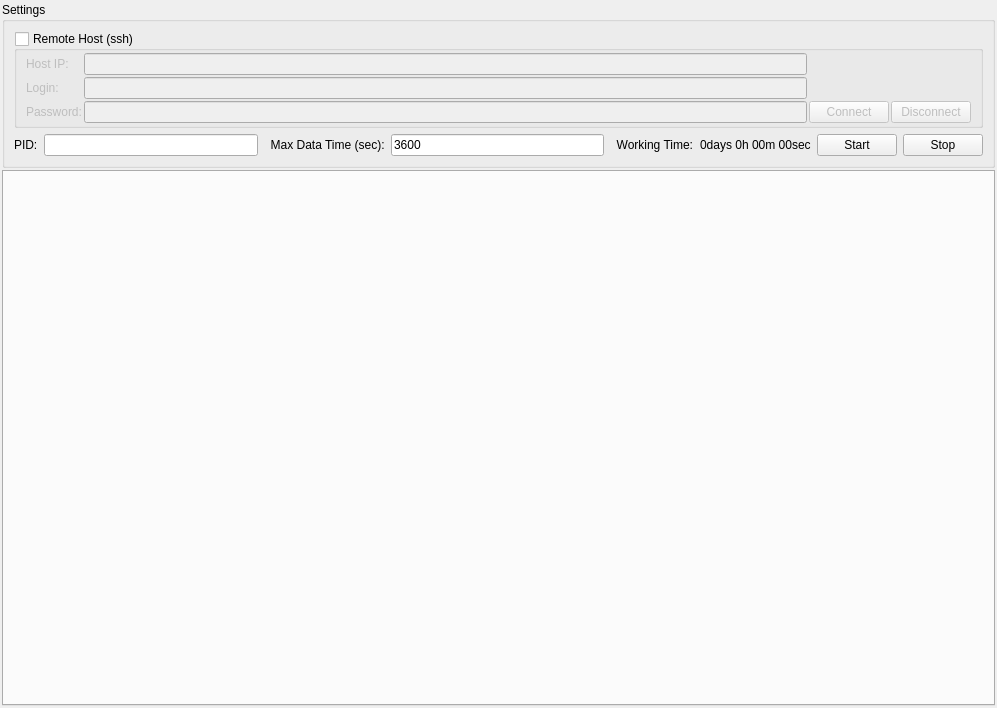
The window that MainWindow.ui (AnthonySnow887/application-status-monitor) describes before a commit, drawn with Qt 5.
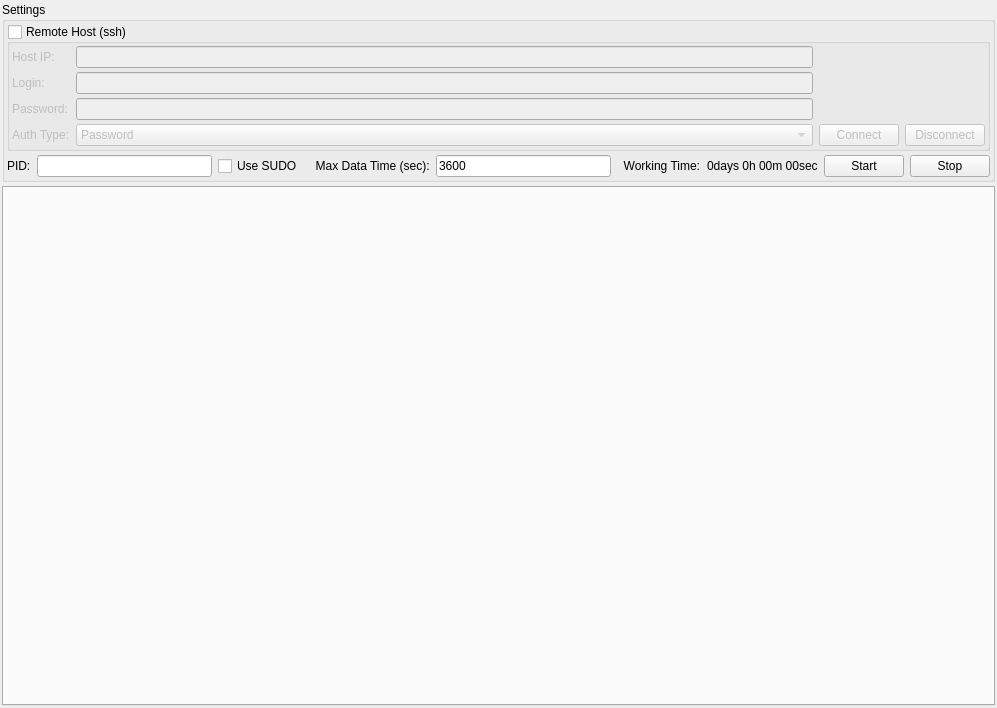
The same window after the commit.

Commit message: Add SSH Auth Types; Add Use SUDO

The edit to the form file:
```diff
--- a/MainWindow.ui
+++ b/MainWindow.ui
@@ -27,22 +27,37 @@
     <property name="bottomMargin">
      <number>2</number>
     </property>
-    <property name="spacing">
-     <number>2</number>
+    <property name="verticalSpacing">
+     <number>4</number>
     </property>
     <item row="0" column="0">
      <widget class="QGroupBox" name="groupBox">
       <property name="maximumSize">
        <size>
         <width>16777215</width>
-        <height>220</height>
+        <height>250</height>
        </size>
       </property>
       <property name="title">
        <string>Settings</string>
       </property>
       <layout class="QGridLayout" name="gridLayout_2">
-       <item row="0" column="0" colspan="8">
+       <property name="leftMargin">
+        <number>2</number>
+       </property>
+       <property name="topMargin">
+        <number>2</number>
+       </property>
+       <property name="rightMargin">
+        <number>2</number>
+       </property>
+       <property name="bottomMargin">
+        <number>2</number>
+       </property>
+       <property name="verticalSpacing">
+        <number>4</number>
+       </property>
+       <item row="0" column="0" colspan="9">
         <widget class="QGroupBox" name="groupBoxRemoteHost">
          <property name="title">
           <string>Remote Host (ssh)</string>
@@ -55,19 +70,22 @@
          </property>
          <layout class="QGridLayout" name="gridLayout">
           <property name="leftMargin">
-           <number>9</number>
+           <number>2</number>
           </property>
           <property name="topMargin">
            <number>2</number>
           </property>
           <property name="rightMargin">
-           <number>9</number>
+           <number>2</number>
           </property>
           <property name="bottomMargin">
            <number>2</number>
           </property>
-          <property name="spacing">
-           <number>2</number>
+          <property name="horizontalSpacing">
+           <number>6</number>
+          </property>
+          <property name="verticalSpacing">
+           <number>4</number>
           </property>
           <item row="0" column="0">
            <widget class="QLabel" name="label_4">
@@ -150,14 +168,46 @@
             </property>
            </widget>
           </item>
-          <item row="2" column="2">
+          <item row="3" column="0">
+           <widget class="QLabel" name="label_7">
+            <property name="maximumSize">
+             <size>
+              <width>16777215</width>
+              <height>25</height>
+             </size>
+            </property>
+            <property name="text">
+             <string>Auth Type:</string>
+            </property>
+           </widget>
+          </item>
+          <item row="3" column="1">
+           <widget class="QComboBox" name="comboBoxAuthType">
+            <item>
+             <property name="text">
+              <string>Password</string>
+             </property>
+            </item>
+            <item>
+             <property name="text">
+              <string>Public Key</string>
+             </property>
+            </item>
+            <item>
+             <property name="text">
+              <string>Keyboard Interactive</string>
+             </property>
+            </item>
+           </widget>
+          </item>
+          <item row="3" column="2">
            <widget class="QPushButton" name="pushButtonConnect">
             <property name="text">
              <string>Connect</string>
             </property>
            </widget>
           </item>
-          <item row="2" column="3">
+          <item row="3" column="3">
            <widget class="QPushButton" name="pushButtonDisconnect">
             <property name="text">
              <string>Disconnect</string>
@@ -191,6 +241,13 @@
         </widget>
        </item>
        <item row="1" column="2">
+        <widget class="QCheckBox" name="checkBoxUseSudo">
+         <property name="text">
+          <string>Use SUDO</string>
+         </property>
+        </widget>
+       </item>
+       <item row="1" column="3">
         <widget class="QLabel" name="label_6">
          <property name="maximumSize">
           <size>
@@ -203,7 +260,7 @@
          </property>
         </widget>
        </item>
-       <item row="1" column="3">
+       <item row="1" column="4">
         <widget class="QLineEdit" name="lineEditMaxDataTime">
          <property name="maximumSize">
           <size>
@@ -216,28 +273,28 @@
          </property>
         </widget>
        </item>
-       <item row="1" column="4">
+       <item row="1" column="5">
         <widget class="QLabel" name="label_5">
          <property name="text">
           <string>  Working Time:</string>
          </property>
         </widget>
        </item>
-       <item row="1" column="5">
+       <item row="1" column="6">
         <widget class="QLabel" name="labelWTime">
          <property name="text">
           <string>0days 0h 00m 00sec</string>
          </property>
         </widget>
        </item>
-       <item row="1" column="6">
+       <item row="1" column="7">
         <widget class="QPushButton" name="pushButtonStart">
          <property name="text">
           <string>Start</string>
          </property>
         </widget>
        </item>
-       <item row="1" column="7">
+       <item row="1" column="8">
         <widget class="QPushButton" name="pushButtonStop">
          <property name="text">
           <string>Stop</string>
```
The commit also changes 1 other file.
